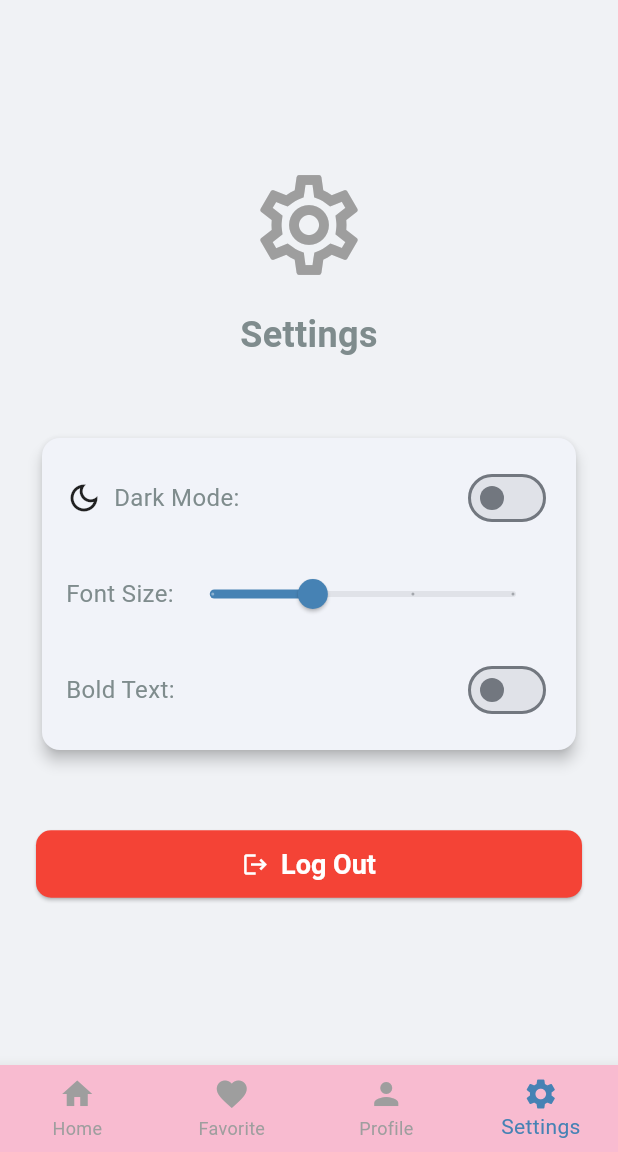
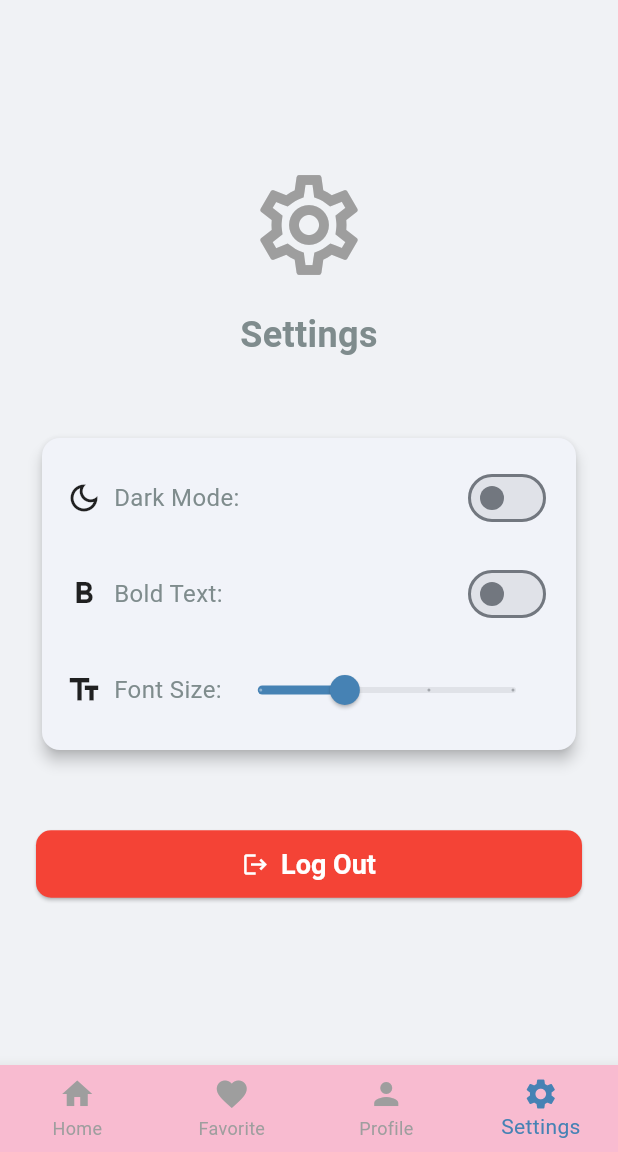
Before and after one commit to Farhan-Iqbal/eBook-Malay-Novel, a Flutter app: the screen it shows once a user with an empty profile is signed in, item 4 of the bottom bar chosen, on a phone screen of 412 x 824 dp, the part 84-1236 px from its top. Run offline on Flutter 3.47's test engine with Material 3 defaults, Android fonts, the phone set to English and light mode, and no system bars; our stand-ins replace supabase_flutter; accounts and stored records are empty.

Commit message:
Change position of bold text option

```diff
--- a/lib/settings_screen.dart
+++ b/lib/settings_screen.dart
@@ -74,11 +74,38 @@ class SettingsScreen extends StatelessWidget {
                       ],
                     ),
                     const SizedBox(height: 16),
+                    // Bold Text Toggle
+                    Row(
+                      mainAxisAlignment: MainAxisAlignment.spaceBetween,
+                      children: [
+                        const Row(
+                          children: [
+                            Icon(Icons.format_bold_outlined),
+                            SizedBox(width: 8),
+                            Text('Bold Text:'),
+                          ],
+                        ),
+                        Switch(
+                          value: themeProvider.isBold, // Read from provider
+                          onChanged: (bool value) {
+                            // Update provider state
+                            Provider.of<ThemeProvider>(context, listen: false).toggleBold(value);
+                          },
+                        ),
+                      ],
+                    ),
+                    const SizedBox(height: 16),
                     // Font Size Slider
                     Row(
                       mainAxisAlignment: MainAxisAlignment.spaceBetween,
                       children: [
-                        const Text('Font Size:'),
+                        const Row(
+                          children: [
+                            Icon(Icons.text_fields_outlined),
+                            SizedBox(width: 8),
+                            Text('Font Size:'),
+                          ],
+                        ),
                         Expanded(
                           child: Slider(
                             value: themeProvider.fontSize,
@@ -91,21 +118,6 @@ class SettingsScreen extends StatelessWidget {
                               Provider.of<ThemeProvider>(context, listen: false).setFontSize(value);
                             },
                           ),
-                        ),
-                      ],
-                    ),
-                    const SizedBox(height: 16),
-                    // Bold Text Toggle
-                    Row(
-                      mainAxisAlignment: MainAxisAlignment.spaceBetween,
-                      children: [
-                        const Text('Bold Text:'),
-                        Switch(
-                          value: themeProvider.isBold, // Read from provider
-                          onChanged: (bool value) {
-                            // Update provider state
-                            Provider.of<ThemeProvider>(context, listen: false).toggleBold(value);
-                          },
                         ),
                       ],
                     ),
```
